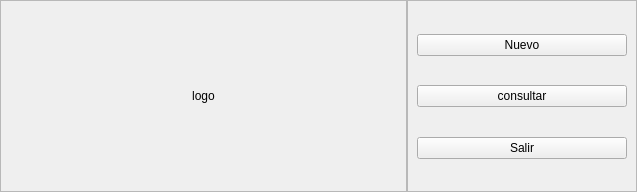
Before: the Qt Designer form sources/main.ui in allcorps/Test_Keep, drawn with Qt 5.
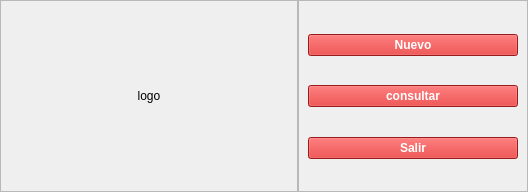
After: the same form once the commit is applied.

The edit to the form file:
```diff
--- a/sources/main.ui
+++ b/sources/main.ui
@@ -6,7 +6,7 @@
    <rect>
     <x>0</x>
     <y>0</y>
-    <width>637</width>
+    <width>528</width>
     <height>192</height>
    </rect>
   </property>
@@ -17,6 +17,9 @@
    <string>Test keep</string>
   </property>
   <widget class="QWidget" name="main">
+   <property name="styleSheet">
+    <string notr="true"/>
+   </property>
    <layout class="QHBoxLayout" name="horizontalLayout">
     <property name="spacing">
      <number>0</number>
@@ -66,6 +69,18 @@
         <height>16777215</height>
        </size>
       </property>
+      <property name="styleSheet">
+       <string notr="true">QPushButton {
+    background-color: #D52424;
+    color: white;
+    font-weight: bold;
+}
+
+QPushButton:hover {
+    background-color: #B71C1C;
+}
+</string>
+      </property>
       <property name="frameShape">
        <enum>QFrame::StyledPanel</enum>
       </property>
```
